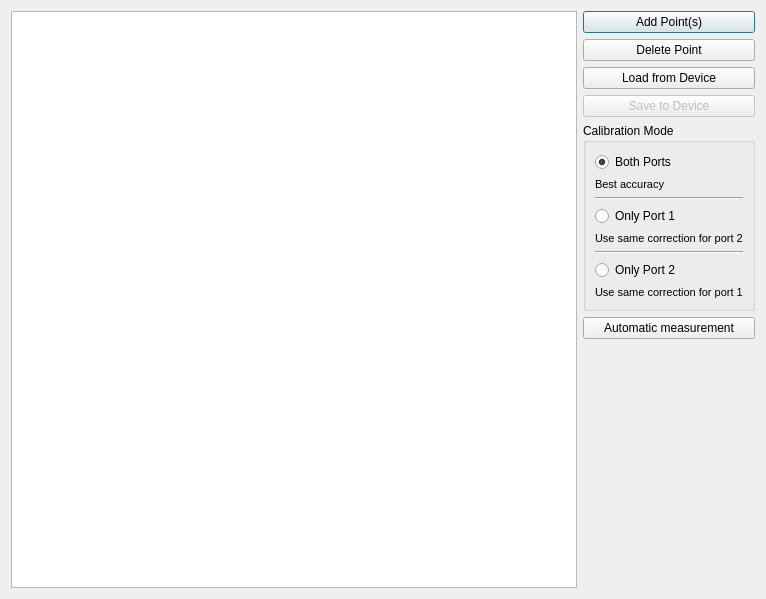
Qt form Software/PC_Application/Calibration/amplitudecaldialog.ui (jankae/LibreVNA) before a commit.
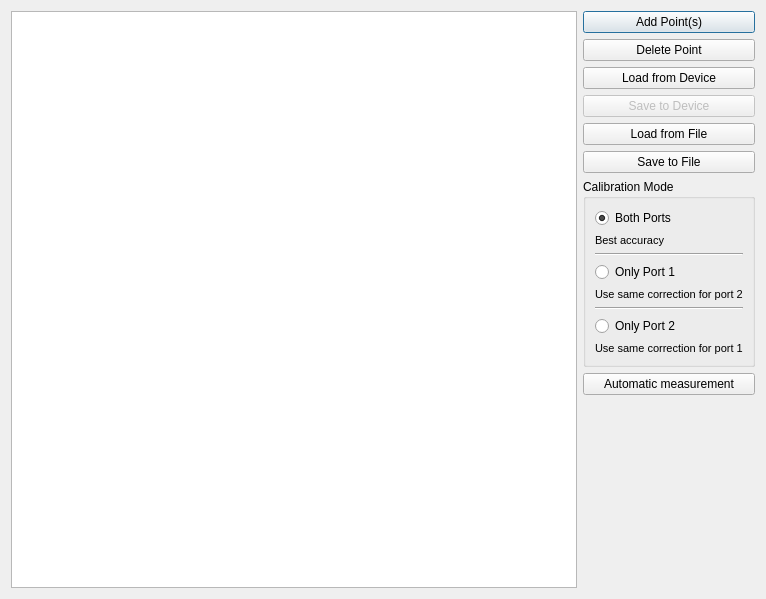
The same form after that commit. Icons and pictures are not drawn.

Commit message: Load/save amplitude calibration from/to file

```diff
--- a/Software/PC_Application/Calibration/amplitudecaldialog.ui
+++ b/Software/PC_Application/Calibration/amplitudecaldialog.ui
@@ -76,6 +76,31 @@
        </property>
       </widget>
      </item>
+     <item>
+      <widget class="QPushButton" name="loadFile">
+       <property name="text">
+        <string>Load from File</string>
+       </property>
+       <property name="icon">
+        <iconset theme="document-open" resource="../icons.qrc">
+         <normaloff>:/icons/open.png</normaloff>:/icons/open.png</iconset>
+       </property>
+      </widget>
+     </item>
+     <item>
+      <widget class="QPushButton" name="saveFile">
+       <property name="enabled">
+        <bool>true</bool>
+       </property>
+       <property name="text">
+        <string>Save to File</string>
+       </property>
+       <property name="icon">
+        <iconset theme="document-save" resource="../icons.qrc">
+         <normaloff>:/icons/save.png</normaloff>:/icons/save.png</iconset>
+       </property>
+      </widget>
+     </item>
      <item>
       <widget class="QGroupBox" name="groupBox">
        <property name="title">
```
The commit also changes 3 other files.
